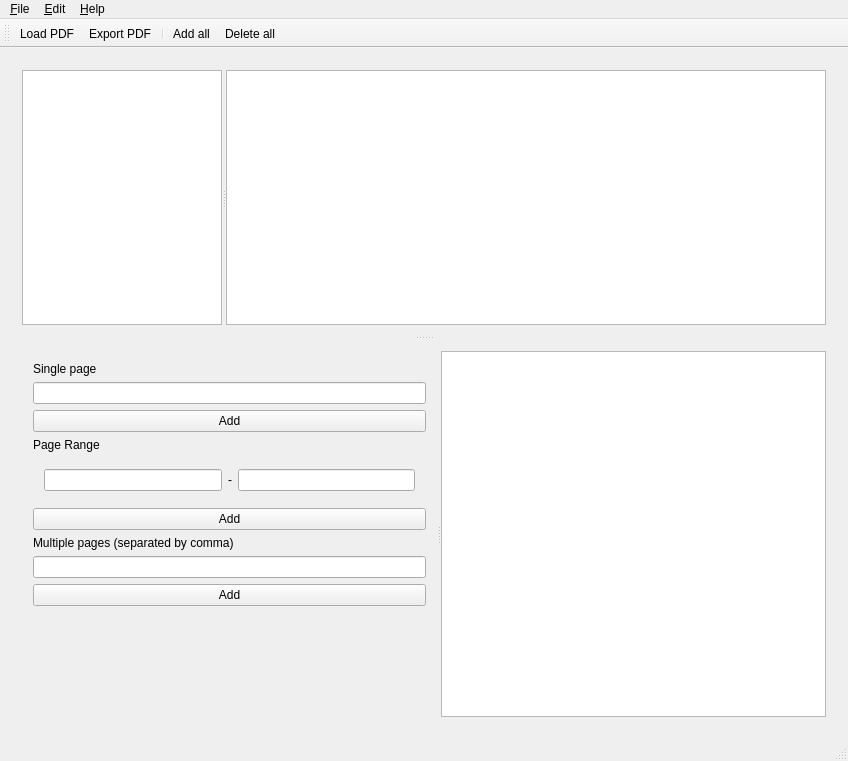
paolo-projects/pdf-manager, file mainwindow.ui: the form before one commit.
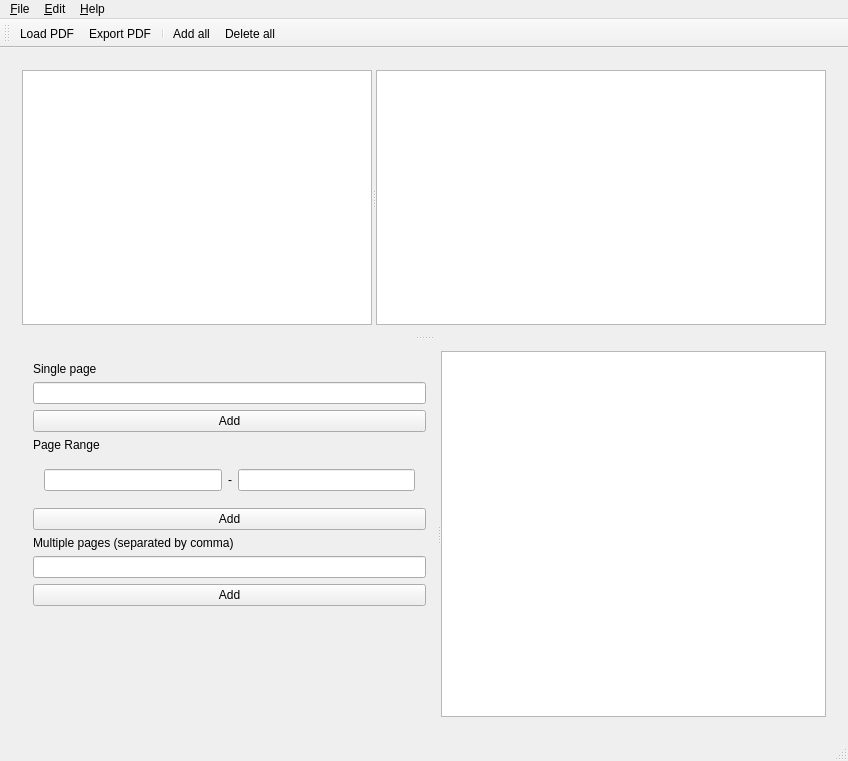
The form after the commit. Icons and pictures are not drawn. Custom widgets are drawn as their Qt base class.

What changed in the file:
```diff
--- a/mainwindow.ui
+++ b/mainwindow.ui
@@ -33,10 +33,10 @@
           <property name="orientation">
            <enum>Qt::Horizontal</enum>
           </property>
-          <widget class="CustomDragListView" name="pdfPagesList">
+          <widget class="CustomDragTreeView" name="pdfPagesList">
            <property name="maximumSize">
             <size>
-             <width>200</width>
+             <width>350</width>
              <height>16777215</height>
             </size>
            </property>
@@ -332,6 +332,11 @@
    <extends>QListView</extends>
    <header>customdraglistview.h</header>
   </customwidget>
+  <customwidget>
+   <class>CustomDragTreeView</class>
+   <extends>QTreeView</extends>
+   <header>customdragtreeview.h</header>
+  </customwidget>
  </customwidgets>
  <resources>
   <include location="resources.qrc"/>
```
